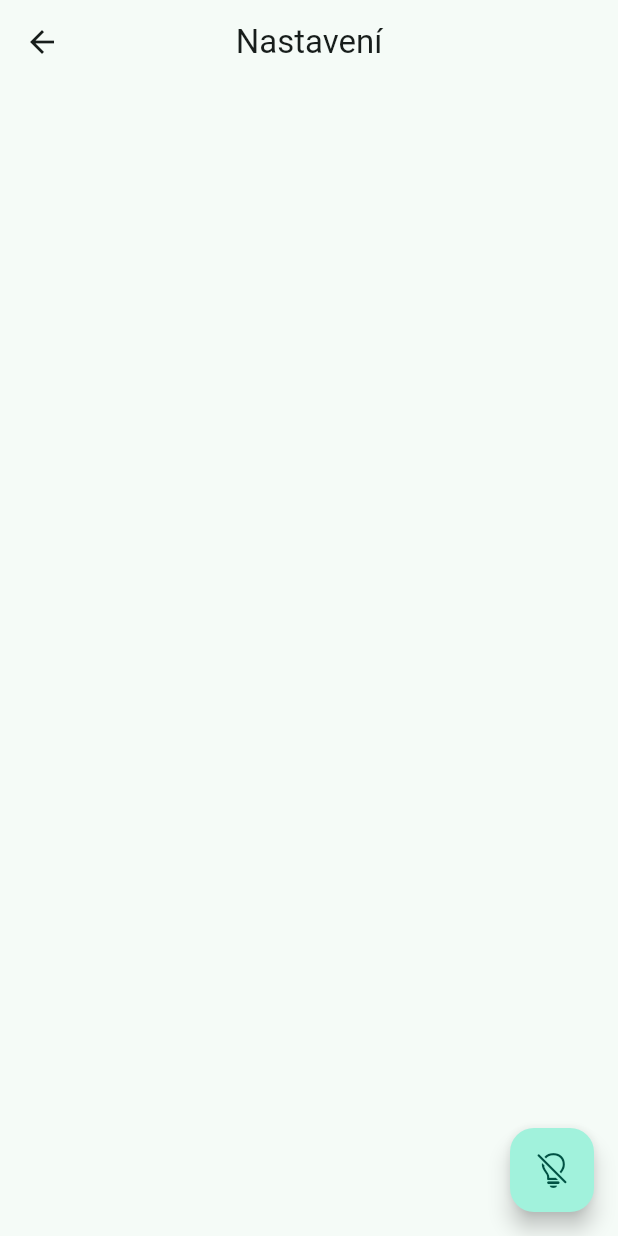
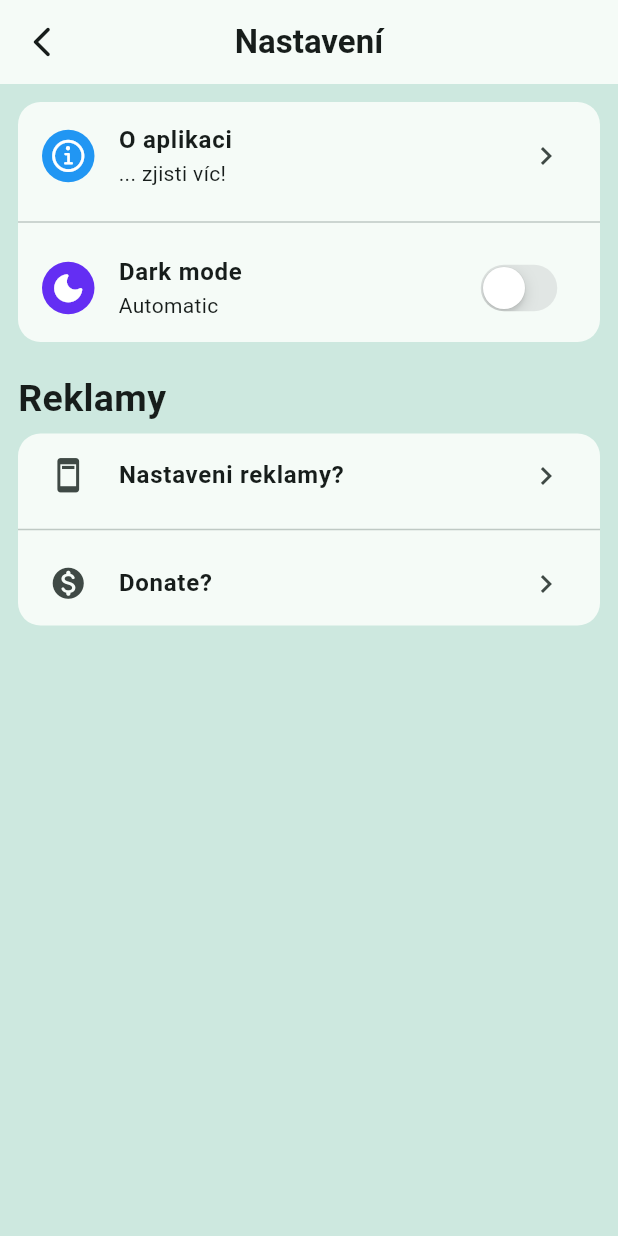
Before and after one commit to gitStanda/babis, a Flutter app: the SettingsPage screen opened directly, on a phone screen of 412 x 824 dp. Run offline on Flutter 3.47's test engine with Material 2 defaults, Android fonts, the phone set to English and light mode, and no system bars; drawn by our look-alikes of babstrap_settings_screen; our stand-ins replace dio, fluttertoast, shared_preferences; missing offline and left inert: mobile_scanner; accounts and stored records are empty.

Commit message:
Decided to do AboutDialog instead (inside Settings), added openFacebook as well (group which takes care of database), added Settings Page

```diff
--- a/analysis_options.yaml
+++ b/analysis_options.yaml
@@ -27,3 +27,6 @@ linter:
 
 # Additional information about this file can be found at
 # https://dart.dev/guides/language/analysis-options
+analyzer:
+  errors:
+    todo: info
--- a/lib/components/icons.dart
+++ b/lib/components/icons.dart
@@ -3,11 +3,7 @@ import 'package:flutter/material.dart';
 
 // BARCODE SCAN ICON
 Icon barcodeScanIconBlack = Icon(CupertinoIcons.barcode_viewfinder,
-    weight: 700,
-    opticalSize: 48,
-    grade: 0.25,
-    size: 88,
-    color: Colors.grey[850]);
+    weight: 700, opticalSize: 48, grade: 0.25, size: 88, color: Colors.grey[850]);
 
 const Icon barcodeScanIconWhite = Icon(CupertinoIcons.barcode_viewfinder,
     weight: 700, opticalSize: 48, grade: 0.25, size: 88, color: Colors.white);
@@ -111,3 +107,6 @@ const Icon boltIcon = Icon(
 const Icon boltIconSlashed = Icon(
   CupertinoIcons.bolt_slash_fill,
 );
+
+// settings info icon
+const settingsInfoIcon = CupertinoIcons.info_circle;
--- a/lib/main.dart
+++ b/lib/main.dart
@@ -32,6 +32,7 @@ class MyApp extends StatelessWidget {
           debugShowCheckedModeBanner: false,
           title: 'BabišAppka',
           theme: ThemeData(
+            platform: TargetPlatform.iOS,
             colorScheme: ColorScheme.fromSeed(
                 seedColor: Colors.teal.shade900, brightness: isDark ? Brightness.dark : Brightness.light),
             useMaterial3: true,
--- a/lib/pages/home_page.dart
+++ b/lib/pages/home_page.dart
@@ -35,7 +35,7 @@ class _HomePageState extends State<HomePage> {
   @override
   Widget build(BuildContext context) {
     return Scaffold(
-      backgroundColor: Theme.of(context).colorScheme.secondaryContainer, // barva aplikace
+      backgroundColor: Theme.of(context).colorScheme.secondaryContainer,
       appBar: myAppBar(context),
       resizeToAvoidBottomInset: false,
       body: SafeArea(
--- a/lib/pages/settings_page.dart
+++ b/lib/pages/settings_page.dart
@@ -1,39 +1,104 @@
 import 'package:babisappka/components/icons.dart';
+import 'package:babisappka/components/open_fb.dart';
 import 'package:babisappka/core/notifiers.dart';
+import 'package:babstrap_settings_screen/babstrap_settings_screen.dart';
 import 'package:flutter/material.dart';
 import 'package:shared_preferences/shared_preferences.dart';
 
-class SettingsPage extends StatelessWidget {
+class SettingsPage extends StatefulWidget {
   const SettingsPage({super.key});
 
   @override
+  State<SettingsPage> createState() => _SettingsPageState();
+}
+
+class _SettingsPageState extends State<SettingsPage> {
+  @override
   build(BuildContext context) {
     return Scaffold(
+      backgroundColor: Theme.of(context).colorScheme.secondaryContainer,
       appBar: AppBar(
-        title: const Text('Nastavení'),
-        centerTitle: true,
+        title: const Text(
+          'Nastavení',
+          style: TextStyle(fontWeight: FontWeight.bold),
+        ),
       ),
-      body: const Column(),
-      // dark / light mode
-      floatingActionButton: FloatingActionButton(
-        onPressed: () async {
-          isDarkModeNotifier.value = !isDarkModeNotifier.value;
+      body: Padding(
+        padding: const EdgeInsets.all(12),
+        child: ListView(
+          children: [
+            SettingsGroup(
+              items: [
+                SettingsItem(
+                  onTap: () => myAboutDialog(context),
+                  icons: settingsInfoIcon,
+                  iconStyle: IconStyle(borderRadius: 20),
+                  title: 'O aplikaci',
+                  subtitle: "... zjisti víc!",
+                ),
+                SettingsItem(
+                  onTap: () {},
+                  icons: Icons.dark_mode_rounded,
+                  iconStyle: IconStyle(
+                    iconsColor: Colors.white,
+                    withBackground: true,
+                    backgroundColor: const Color(0xFF642ef3),
+                    borderRadius: 20,
+                  ),
+                  title: 'Dark mode',
+                  subtitle: "Automatic",
+                  trailing: Switch.adaptive(
+                    value: isDarkModeNotifier.value,
+                    onChanged: (value) async {
+                      setState(() {
+                        isDarkModeNotifier.value = !isDarkModeNotifier.value;
+                      });
 
-          // ulozit do preferenci
-          SharedPreferences prefs = await SharedPreferences.getInstance();
-          prefs.setBool('isDarkMode', isDarkModeNotifier.value);
-        },
-        child: ValueListenableBuilder(
-          valueListenable: isDarkModeNotifier,
-          builder: (context, isDark, child) {
-            if (isDark) {
-              return lightIcon;
-            } else {
-              return darkIcon;
-            }
-          },
+                      // ulozit do preferenci
+                      SharedPreferences prefs = await SharedPreferences.getInstance();
+                      prefs.setBool('isDarkMode', isDarkModeNotifier.value);
+                    },
+                  ),
+                ),
+              ],
+            ),
+            // todo: monetization
+            SettingsGroup(
+              settingsGroupTitle: "Reklamy",
+              items: [
+                SettingsItem(
+                  onTap: () {},
+                  icons: Icons.ad_units,
+                  title: "Nastaveni reklamy?",
+                ),
+                SettingsItem(
+                  onTap: () {},
+                  icons: Icons.monetization_on_rounded,
+                  title: "Donate?",
+                ),
+              ],
+            ),
+          ],
         ),
       ),
     );
   }
+
+  void myAboutDialog(BuildContext context) => showAboutDialog(
+          context: context,
+          applicationName: "Babišovo?",
+          // applicationIcon: Icon(Icons.man),
+          applicationVersion: "0.69",
+          applicationLegalese:
+              'Aplikace je inspirovaná Android aplikací "Bez Holdingu", používá dokonce stejná data.\n\nJe postavena na open-source zdrojovém kódu gitStanda/babis, který je volně k dispozici na GitHubu.\n\nData jsou spravovaná Facebookovou skupinou Sorry Yako.',
+          children: [
+            const SizedBox(
+              height: 12,
+            ),
+            ElevatedButton.icon(
+              onPressed: openFacebook,
+              icon: const Icon(Icons.facebook_rounded),
+              label: const Text("Sorry Yako"),
+            )
+          ]);
 }
--- a/pubspec.yaml
+++ b/pubspec.yaml
@@ -41,6 +41,8 @@ dependencies:
   path_provider: ^2.1.0
   fluttertoast: ^8.2.2
   shared_preferences: ^2.2.0
+  babstrap_settings_screen: ^0.1.6
+  url_launcher: ^6.1.12
 
   # ai_barcode_scanner: ^0.0.7 - i've made some changes to this one.
 
```
Also changed, not shown: lib/components/my_appbar.dart (+1 -11 lines), lib/pages/about_page.dart (deleted, +0 -10 lines), pubspec.lock, 7 other files.
